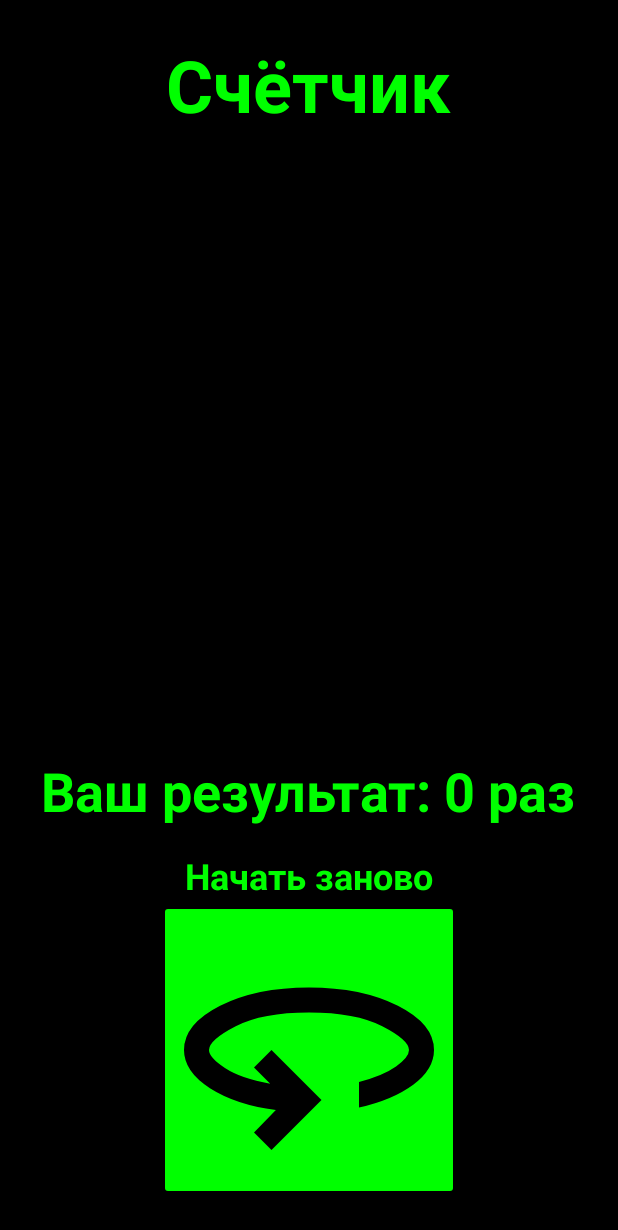
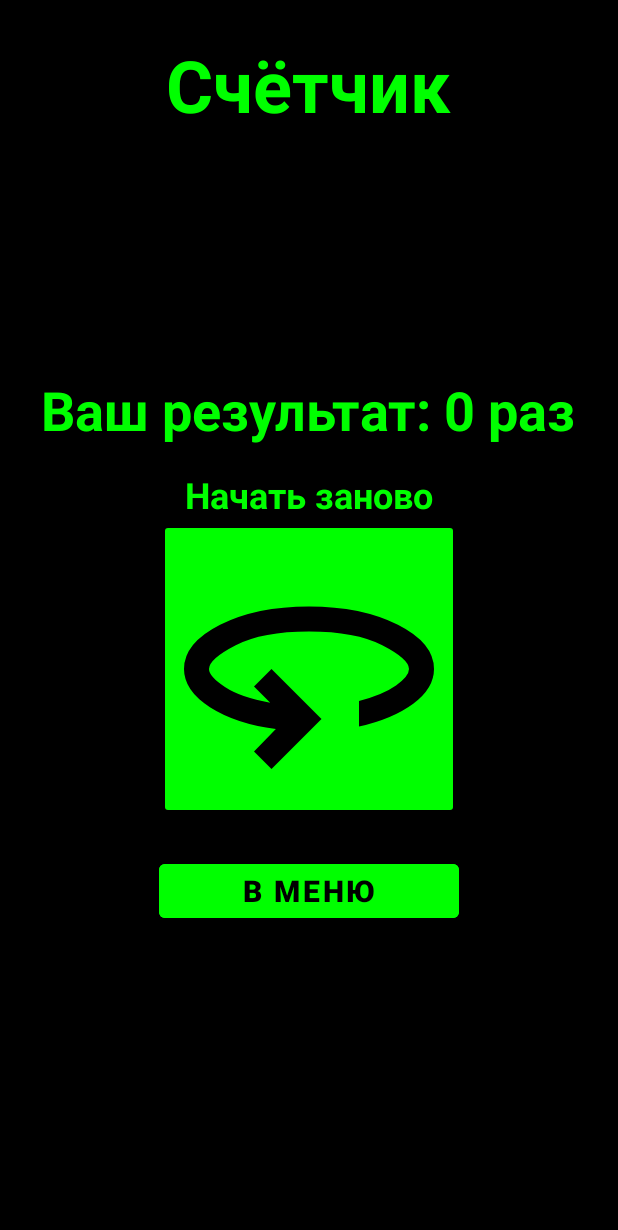
Before and after one commit to laplasian/PushUps, an Android app built with Jetpack Compose: the CounterFragment screen opened through its navigation route, after a tap on "СТОП", on a phone screen of 412 x 824 dp. Shown: the top 1230 px of the screen. Run offline under Robolectric (Android 15) with nearby library versions, the phone set to English and light mode, and no system bars; 1 other tap on this screen came first.

Commit message:
UI V1.1. Добавлена кнопка "В меню" на экране с счётчиком

```diff
--- a/app/src/main/java/ui/CounterFragment.kt
+++ b/app/src/main/java/ui/CounterFragment.kt
@@ -17,17 +17,18 @@ class CounterFragment : Fragment() {
 
     private var pushupCount = 0
     private var isTracking = false
-
     private lateinit var pushupSensor: PushupSensor
-
     private lateinit var pushupCountText: TextView
     private lateinit var startText: TextView
     private lateinit var startButton: ImageButton
     private lateinit var stopButton: Button
-
     private lateinit var resultText: TextView
     private lateinit var restartText: TextView
     private lateinit var restartButton: ImageButton
+    private lateinit var stopSpacer: View
+    private lateinit var resultContainer: View
+    private lateinit var menuButtonStart: Button
+    private lateinit var menuButtonResult: Button
 
     override fun onCreateView(
         inflater: LayoutInflater,
@@ -49,6 +50,12 @@ class CounterFragment : Fragment() {
         resultText = view.findViewById(R.id.resultText)
         restartText = view.findViewById(R.id.restartText)
         restartButton = view.findViewById(R.id.restartButton)
+
+        stopSpacer = view.findViewById(R.id.stopSpacer)
+        resultContainer = view.findViewById(R.id.resultContainer)
+
+        menuButtonStart = view.findViewById(R.id.menuButtonStart)
+        menuButtonResult = view.findViewById(R.id.menuButtonResult)
 
         if (savedInstanceState != null) {
             pushupCount = savedInstanceState.getInt("PUSHUP_COUNT", 0)
@@ -89,6 +96,14 @@ class CounterFragment : Fragment() {
 
         restartButton.setOnClickListener {
             resetUi()
+        }
+
+        menuButtonStart.setOnClickListener {
+            goToMenu()
+        }
+
+        menuButtonResult.setOnClickListener {
+            goToMenu()
         }
     }
 
@@ -137,33 +152,34 @@ class CounterFragment : Fragment() {
 
     private fun showTrackingUi() {
         pushupCountText.visibility = View.VISIBLE
+        startButton.visibility = View.GONE
+        menuButtonStart.visibility = View.GONE
+
+        stopSpacer.visibility = View.VISIBLE
         stopButton.visibility = View.VISIBLE
-        startButton.visibility = View.GONE
 
         startText.visibility = View.VISIBLE
         startText.textSize = 20f
 
-        resultText.visibility = View.GONE
-        restartText.visibility = View.GONE
-        restartButton.visibility = View.GONE
+        resultContainer.visibility = View.GONE
     }
 
     private fun showResultUi() {
+        stopSpacer.visibility = View.GONE
         stopButton.visibility = View.GONE
+
         pushupCountText.visibility = View.GONE
         startText.visibility = View.GONE
 
         resultText.text = "Ваш результат: $pushupCount раз"
-        resultText.visibility = View.VISIBLE
-        restartText.visibility = View.VISIBLE
-        restartButton.visibility = View.VISIBLE
+        resultContainer.visibility = View.VISIBLE
     }
 
     private fun resetUi() {
-        resultText.visibility = View.GONE
-        restartText.visibility = View.GONE
-        restartButton.visibility = View.GONE
+        resultContainer.visibility = View.GONE
+
         startButton.visibility = View.VISIBLE
+        menuButtonStart.visibility = View.VISIBLE
 
         startText.text = getString(R.string.start_count)
         startText.textSize = 32f
@@ -173,4 +189,8 @@ class CounterFragment : Fragment() {
         pushupCountText.text = "0"
         pushupCountText.visibility = View.GONE
     }
+
+    private fun goToMenu() {
+        requireActivity().onBackPressedDispatcher.onBackPressed()
+    }
 }
--- a/app/src/main/res/layout/activity_counter.xml
+++ b/app/src/main/res/layout/activity_counter.xml
@@ -1,5 +1,6 @@
 <?xml version="1.0" encoding="utf-8"?>
 <LinearLayout xmlns:android="http://schemas.android.com/apk/res/android"
+    android:id="@+id/rootContainer"
     android:orientation="vertical"
     android:gravity="center_horizontal"
     android:layout_width="match_parent"
@@ -48,9 +49,28 @@
         android:padding="0dp" />
 
     <View
+        android:id="@+id/menuSpacer"
         android:layout_width="match_parent"
         android:layout_height="0dp"
         android:layout_weight="1" />
+
+    <Button
+        android:id="@+id/menuButtonStart"
+        android:layout_width="200dp"
+        android:layout_height="wrap_content"
+        android:layout_marginBottom="16dp"
+        android:backgroundTint="#00FF00"
+        android:text="@string/return_to_menu1"
+        android:textColor="#000000"
+        android:textSize="20sp"
+        android:textStyle="bold"/>
+
+    <View
+        android:id="@+id/stopSpacer"
+        android:layout_width="match_parent"
+        android:layout_height="0dp"
+        android:layout_weight="1"
+        android:visibility="gone"/>
 
     <Button
         android:id="@+id/stopButton"
@@ -64,6 +84,14 @@
         android:visibility="gone"
         android:layout_gravity="center"/>
 
+    <LinearLayout
+        android:id="@+id/resultContainer"
+        android:layout_width="match_parent"
+        android:layout_height="match_parent"
+        android:orientation="vertical"
+        android:gravity="center"
+        android:visibility="gone">
+
         <TextView
             android:id="@+id/resultText"
             android:layout_width="wrap_content"
@@ -71,9 +99,7 @@
             android:text=""
             android:textColor="#00FF00"
             android:textSize="36sp"
-        android:textStyle="bold"
-        android:layout_marginTop="32dp"
-        android:visibility="gone"/>
+            android:textStyle="bold"/>
 
         <TextView
             android:id="@+id/restartText"
@@ -83,8 +109,7 @@
             android:textColor="#00FF00"
             android:textSize="24sp"
             android:textStyle="bold"
-        android:layout_marginTop="16dp"
-        android:visibility="gone"/>
+            android:layout_marginTop="16dp"/>
 
         <ImageButton
             android:id="@+id/restartButton"
@@ -93,6 +118,22 @@
             android:backgroundTint="#00FF00"
             android:src="@drawable/restart"
             android:scaleType="fitXY"
-        android:padding="0dp"
-        android:visibility="gone"/>
+            android:padding="0dp"/>
+
+        <Button
+            android:id="@+id/menuButtonResult"
+            android:layout_width="200dp"
+            android:layout_height="wrap_content"
+            android:layout_marginTop="24dp"
+            android:backgroundTint="#00FF00"
+            android:text="@string/return_to_menu1"
+            android:textColor="#000000"
+            android:textSize="20sp"
+            android:textStyle="bold"/>
+
+        <View
+            android:layout_width="match_parent"
+            android:layout_height="0dp"
+            android:layout_weight="1"/>
     </LinearLayout>
+</LinearLayout>
--- a/app/src/main/res/values/strings.xml
+++ b/app/src/main/res/values/strings.xml
@@ -14,5 +14,6 @@
     <string name="silent">Бесшумный</string>
     <string name="volume">Громкость</string>
     <string name="returnToMenu1">Назад</string>
+    <string name="return_to_menu1">В меню</string>
 
 </resources>
```
Lines whose indentation alone changed are shown as unchanged.
